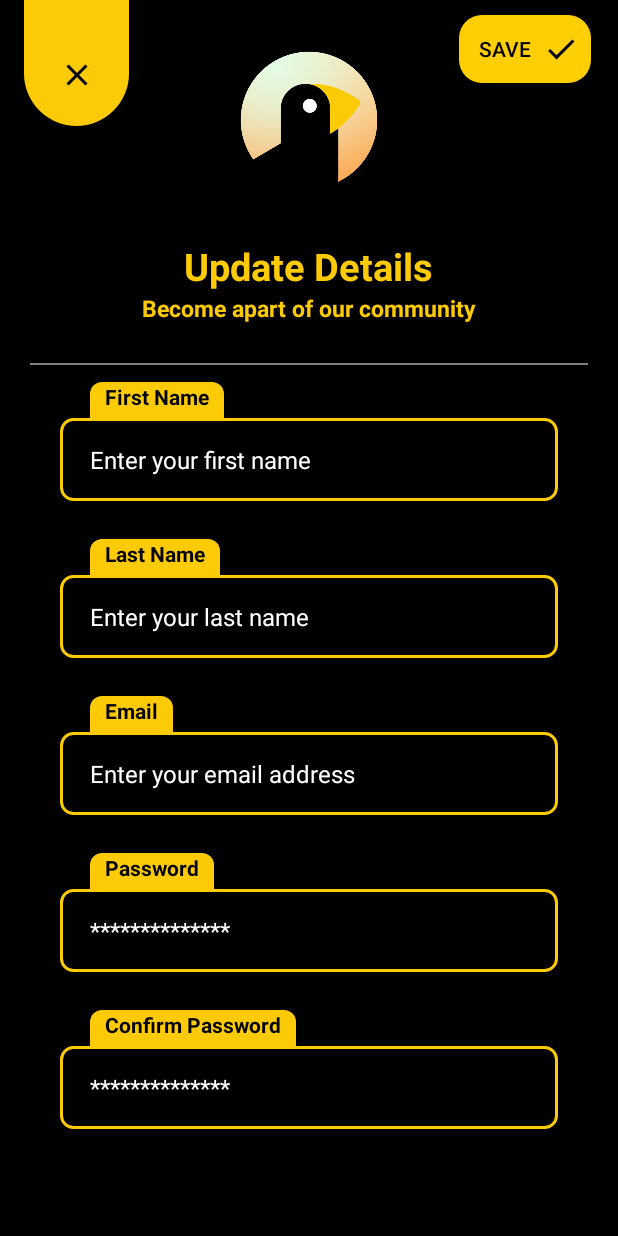
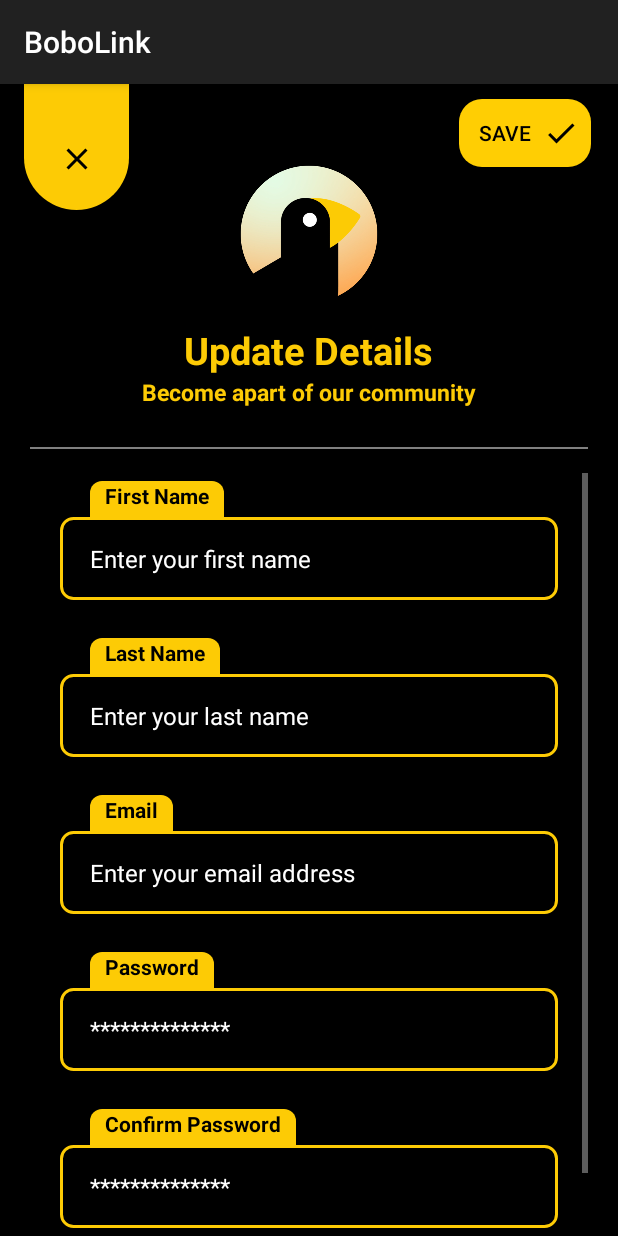
Before and after one commit to RMANUEL12/BirdWatching-Application, an Android app built with Jetpack Compose: the PersonalInformation screen opened directly, with no data from a screen before it, on a phone screen of 412 x 824 dp. Run offline under Robolectric (Android 15) with nearby library versions, the phone set to English and light mode, and no system bars.

Commit message:
Fixed the personal information page

```diff
--- a/app/src/main/AndroidManifest.xml
+++ b/app/src/main/AndroidManifest.xml
@@ -23,7 +23,9 @@
             android:theme="@style/Theme.BoboLinkBirdwatching" />
         <activity
             android:name=".PersonalInformation"
-            android:exported="false" />
+            android:exported="false"
+            android:label="@string/app_name"
+            android:theme="@style/Theme.AppCompat"/>
         <!--
              TODO: Before you run your application, you need a Google Maps API key.
 
--- a/app/src/main/res/layout/activity_personal_information.xml
+++ b/app/src/main/res/layout/activity_personal_information.xml
@@ -3,9 +3,10 @@
     xmlns:app="http://schemas.android.com/apk/res-auto"
     xmlns:tools="http://schemas.android.com/tools"
     android:layout_width="match_parent"
-    android:layout_height="match_parent"
+    android:layout_height="wrap_content"
     android:background="#000000"
-    tools:context=".Register">
+    tools:context=".Register"
+    android:orientation="vertical">
 
     <LinearLayout
         android:layout_width="match_parent"
@@ -48,7 +49,7 @@
         android:layout_height="wrap_content"
         android:orientation="vertical"
         android:gravity="center"
-        android:layout_marginTop="20dp"
+        android:layout_marginTop="50dp"
         android:layout_marginRight="20dp"
         android:layout_marginLeft="20dp">
 
@@ -58,8 +59,7 @@
             android:layout_height="100dp"
             android:src="@drawable/user_profile_filler_image"
             android:layout_gravity="center"
-            android:layout_marginTop="10dp"
-            android:layout_marginBottom="30dp"/>
+            android:layout_marginBottom="10dp"/>
 
 
 
@@ -100,7 +100,8 @@
 
         <ScrollView
             android:layout_width="match_parent"
-            android:layout_height="match_parent">
+            android:layout_height="wrap_content"
+            android:layout_marginTop="10dp">
         <LinearLayout
             android:layout_width="match_parent"
             android:layout_height="wrap_content"
--- a/app/src/main/res/values/themes.xml
+++ b/app/src/main/res/values/themes.xml
@@ -2,6 +2,8 @@
 <resources xmlns:tools="http://schemas.android.com/tools">
     <!-- Base application theme. -->
     <style name="Theme.BoboLinkBirdwatching" parent="Theme.MaterialComponents.DayNight.NoActionBar">
+        <!-- Set the background color to black -->
+        <item name="android:windowBackground">@color/black</item>
         <!-- Primary brand color. -->
         <item name="colorPrimary">@color/purple_500</item>
         <item name="colorPrimaryVariant">@color/purple_700</item>
@@ -14,6 +16,7 @@
         <item name="android:statusBarColor">?attr/colorPrimaryVariant</item>
         <!-- Customize your theme here. -->
     </style>
+
     <!-- Base application theme. -->
     <style name="Base.Theme.BoboLinkBirdwatching" parent="Theme.Material3.DayNight.NoActionBar">
         <!-- Customize your light theme here. -->
```
